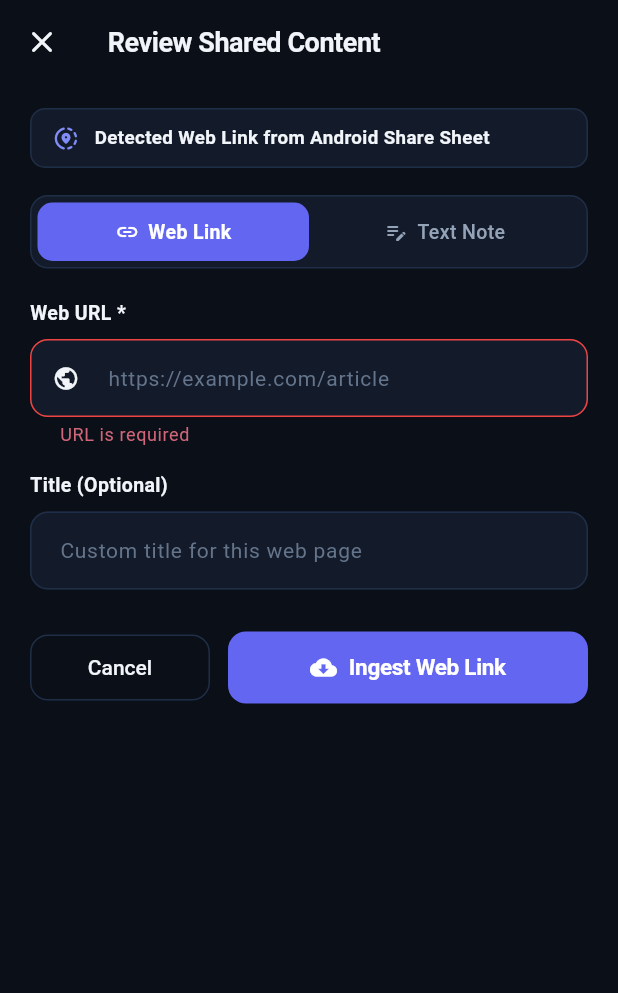
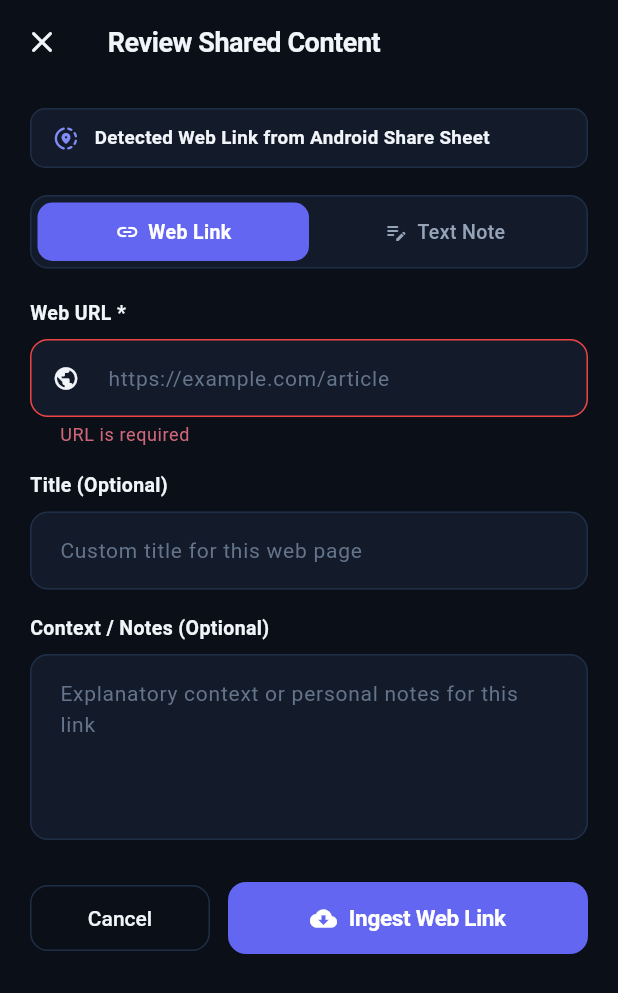
Before and after one commit to hardikkaurani/Lens, a Flutter app: the ShareReviewScreen screen opened directly with empty values, after a tap on "Ingest Web Link", on a phone screen of 412 x 824 dp. Shown: the top 993 px of the screen. Run offline on Flutter 3.47's test engine with Material 3 defaults, Android fonts, the phone set to English and light mode, and no system bars; our stand-ins replace shared_preferences; accounts and stored records are empty; network calls fail.

Commit message:
fix(mobile): preserve and allow editing of explanatory context in url captures

```diff
--- a/apps/mobile/lib/screens/share_review_screen.dart
+++ b/apps/mobile/lib/screens/share_review_screen.dart
@@ -55,7 +55,10 @@ class _ShareReviewScreenState extends State<ShareReviewScreen> {
     );
 
     _contentController = TextEditingController(
-      text: widget.sharedContent.text ?? widget.sharedContent.rawText,
+      text: widget.sharedContent.text ??
+          (widget.sharedContent.type == SharedContentType.text
+              ? widget.sharedContent.rawText
+              : ''),
     );
   }
 
@@ -92,7 +95,7 @@ class _ShareReviewScreenState extends State<ShareReviewScreen> {
         title: _titleController.text.trim().isNotEmpty
             ? _titleController.text.trim()
             : null,
-        content: _selectedType == SourceType.text
+        content: _contentController.text.trim().isNotEmpty
             ? _contentController.text.trim()
             : null,
       );
@@ -306,10 +309,29 @@ class _ShareReviewScreenState extends State<ShareReviewScreen> {
                 const SizedBox(height: 8),
                 TextFormField(
                   controller: _titleController,
-                  textInputAction: TextInputAction.done,
+                  textInputAction: TextInputAction.next,
                   maxLength: 512,
                   decoration: const InputDecoration(
                     hintText: 'Custom title for this web page',
+                    counterText: '',
+                  ),
+                ),
+                const SizedBox(height: 16),
+                const Text(
+                  'Context / Notes (Optional)',
+                  style: TextStyle(
+                    color: AppTheme.textPrimary,
+                    fontSize: 13,
+                    fontWeight: FontWeight.w600,
+                  ),
+                ),
+                const SizedBox(height: 8),
+                TextFormField(
+                  controller: _contentController,
+                  maxLines: 4,
+                  maxLength: 1000000,
+                  decoration: const InputDecoration(
+                    hintText: 'Explanatory context or personal notes for this link',
                     counterText: '',
                   ),
                 ),
```
Also changed, not shown: 1 other file.
